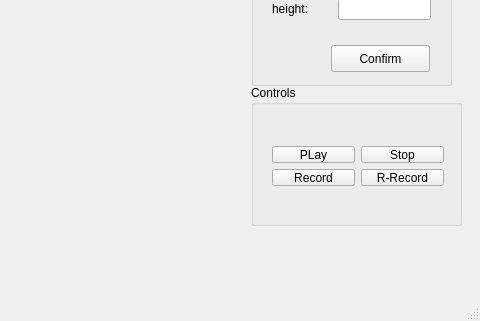
tlhc/RaspiCam, file client/RaspiCamClient/raspcammw.ui: the form before one commit; both pictures show x 419 to 899 and y 192 to 513 of the 899 by 513 pixel window.
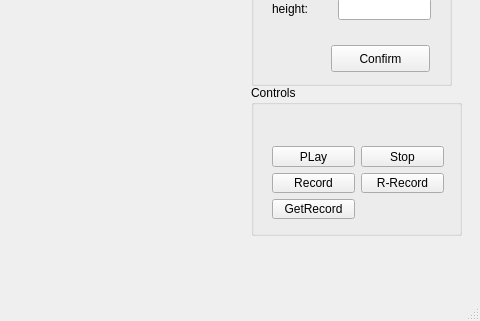
The form after the commit.

Commit message: tmp commit TODO: add play video record support

```diff
--- a/client/RaspiCamClient/raspcammw.ui
+++ b/client/RaspiCamClient/raspcammw.ui
@@ -144,7 +144,7 @@
       <x>670</x>
       <y>260</y>
       <width>211</width>
-      <height>141</height>
+      <height>151</height>
      </rect>
     </property>
     <property name="title">
@@ -156,7 +156,7 @@
        <x>10</x>
        <y>50</y>
        <width>194</width>
-       <height>62</height>
+       <height>95</height>
       </rect>
      </property>
      <layout class="QGridLayout" name="gridLayout_2">
@@ -188,6 +188,13 @@
         </property>
        </widget>
       </item>
+      <item row="2" column="0">
+       <widget class="QPushButton" name="btn_getrecord">
+        <property name="text">
+         <string>GetRecord</string>
+        </property>
+       </widget>
+      </item>
      </layout>
     </widget>
    </widget>
```
The commit also changes 10 other files.
